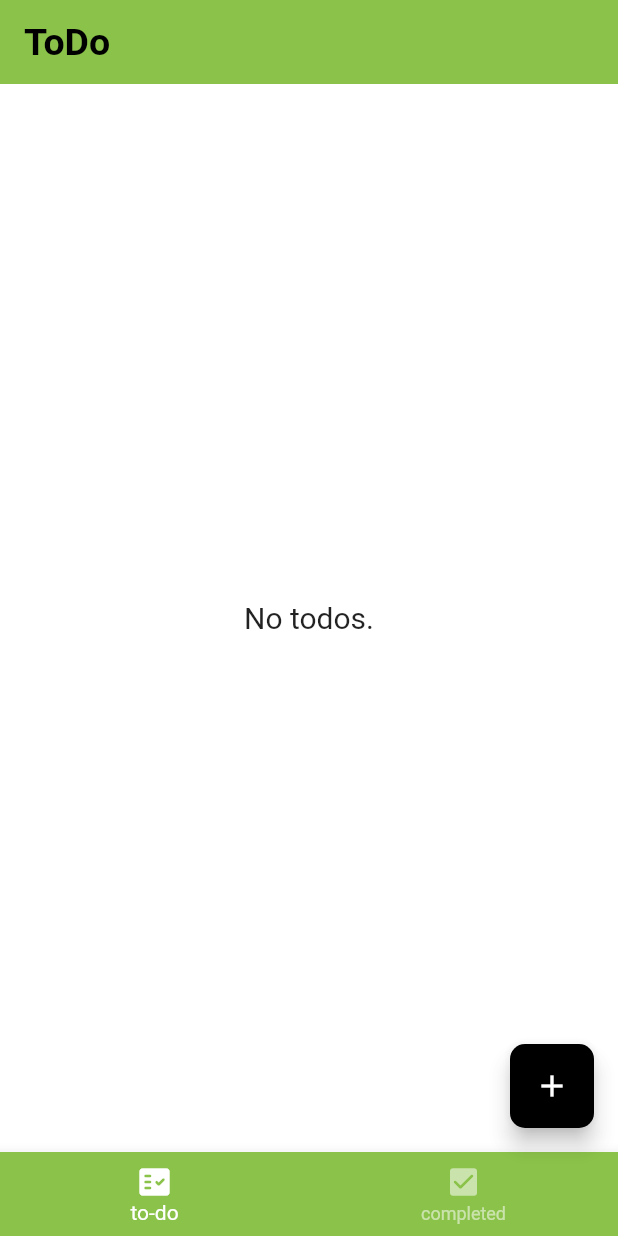
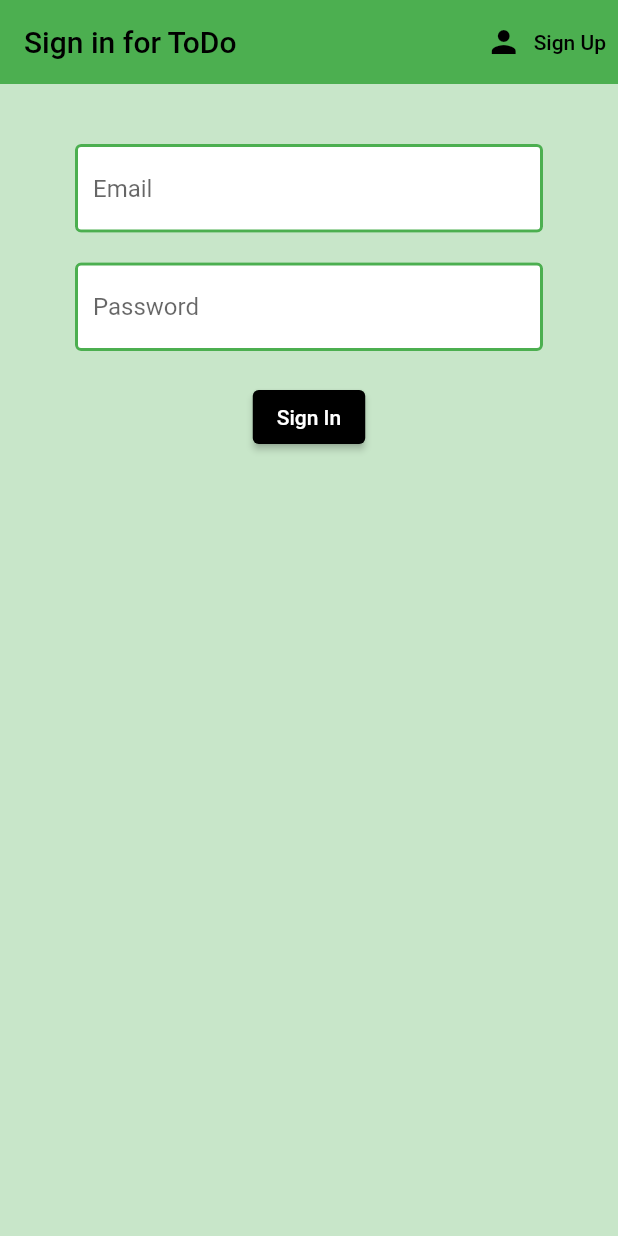
Before and after one commit to mpijuk/ToDo_app, a Flutter app: the screen it shows after launch, on a phone screen of 412 x 824 dp. Run offline on Flutter 3.47's test engine with Material 2 defaults, Android fonts, the phone set to English and light mode, and no system bars; our stand-ins replace cloud_firestore, firebase_auth, firebase_core, flutter_slidable, flutter_spinkit; accounts and stored records are empty.

Commit message:
make authentication with firebase

```diff
--- /dev/null
+++ b/lib/API/Authentication.dart
@@ -0,0 +1,48 @@
+import 'package:firebase_auth/firebase_auth.dart';
+import 'package:todo/Models/CustomUser.dart';
+
+class Authentication {
+
+  final FirebaseAuth _auth = FirebaseAuth.instance;
+
+  CustomUser? _userFromFirebaseUser(User? user) {
+    return user != null ? CustomUser(uid: user.uid) : null ;
+  }
+
+  Future signInWithEmailAndPassword(String email, String password) async {
+    try{
+      UserCredential result = await _auth.signInWithEmailAndPassword(email: email, password: password);
+      User? user = result.user;
+      return _userFromFirebaseUser(user);
+    } catch(e) {
+      print(e.toString());
+      return null;
+    }
+  }
+
+  Future registerWithEmailAndPassword(String email, String password) async {
+    try{
+      UserCredential result = await _auth.createUserWithEmailAndPassword(email: email, password: password);
+      User? user = result.user;
+
+      return _userFromFirebaseUser(user);
+    } catch(e) {
+      print(e.toString());
+      return null;
+    }
+  }
+
+  Future signOut() async {
+    try {
+      return await _auth.signOut();
+    } catch(e){
+      print(e.toString());
+      return null;
+    }
+  }
+
+  Stream<CustomUser?> get user {
+    return _auth.authStateChanges().map((User? user) => _userFromFirebaseUser(user));
+  }
+
+}
--- a/lib/CustomWidgets/CompletedTodoList.dart
+++ b/lib/CustomWidgets/CompletedTodoList.dart
@@ -2,12 +2,14 @@ import 'package:flutter/material.dart';
 import 'package:provider/provider.dart';
 import 'package:todo/Provider/TodoProvider.dart';
 import 'package:todo/CustomWidgets/TodoTask.dart';
+import 'package:todo/Models/CustomUser.dart';
 
 class CompletedTodoList extends StatelessWidget {
   const CompletedTodoList({Key? key}) : super(key: key);
 
   @override
   Widget build(BuildContext context) {
+
     final provider = Provider.of<TodoProvider>(context);
     final allTasks = provider.todosCompleted;
 
--- a/lib/CustomWidgets/TodoList.dart
+++ b/lib/CustomWidgets/TodoList.dart
@@ -2,6 +2,7 @@ import 'package:flutter/material.dart';
 import 'package:provider/provider.dart';
 import 'package:todo/CustomWidgets/TodoTask.dart';
 import 'package:todo/Provider/TodoProvider.dart';
+import 'package:todo/Models/CustomUser.dart';
 
 class TodoList extends StatelessWidget {
   const TodoList({Key? key}) : super(key: key);
--- a/lib/CustomWidgets/TodoTask.dart
+++ b/lib/CustomWidgets/TodoTask.dart
@@ -3,8 +3,8 @@ import 'package:flutter_slidable/flutter_slidable.dart';
 import 'package:todo/Models/Todo.dart';
 import 'package:todo/Provider/TodoProvider.dart';
 import 'package:provider/provider.dart';
-import 'package:todo/Screens/EditTodoScreen.dart';
-import 'package:todo/utils.dart';
+import 'package:todo/Screens/Home/EditTodoScreen.dart';
+import 'package:todo/Shared/Utils.dart';
 
 class TodoTask extends StatelessWidget {
 
@@ -21,7 +21,7 @@ class TodoTask extends StatelessWidget {
     return ClipRRect(
       borderRadius: BorderRadius.circular(10),
       child: Slidable(
-        key: Key(todo.id),
+        key: Key(todo.taskID),
         startActionPane: ActionPane(
           motion: const DrawerMotion(),
           children: [
--- /dev/null
+++ b/lib/Models/CustomUser.dart
@@ -0,0 +1,7 @@
+class CustomUser {
+
+  final String uid;
+
+  CustomUser({required this.uid});
+
+}
--- a/lib/Models/Todo.dart
+++ b/lib/Models/Todo.dart
@@ -1,4 +1,4 @@
-import 'package:todo/utils.dart';
+import 'package:todo/Shared/Utils.dart';
 
 class TodoField {
   static const createdTime = 'createdTime';
@@ -7,7 +7,8 @@ class TodoField {
 class Todo {
   DateTime createdTime;
   String title;
-  String id;
+  String taskID;
+  String userID;
   String description;
   bool isDone;
 
@@ -15,7 +16,8 @@ class Todo {
     required this.createdTime,
     required this.title,
     this.description = '',
-    required this.id,
+    required this.taskID,
+    required this.userID,
     this.isDone = false,
   });
 
@@ -23,7 +25,8 @@ class Todo {
     createdTime: Utils.toDateTime(json['createdTime']),
     title: json['title'],
     description: json['description'],
-    id: json['id'],
+    taskID: json['taskID'],
+    userID: json['userID'],
     isDone: json['isDone'],
   );
 
@@ -31,7 +34,8 @@ class Todo {
     'createdTime': Utils.fromDateTimeToJson(createdTime),
     'title': title,
     'description': description,
-    'id': id,
+    'taskID': taskID,
+    'userID': userID,
     'isDone': isDone,
   };
 
--- a/lib/Provider/TodoProvider.dart
+++ b/lib/Provider/TodoProvider.dart
@@ -1,7 +1,8 @@
-import 'package:firebase_core/firebase_core.dart';
 import 'package:flutter/material.dart';
 import 'package:todo/API/FirebaseApi.dart';
 import 'package:todo/Models/Todo.dart';
+import 'package:todo/Models/CustomUser.dart';
+import 'package:provider/provider.dart';
 
 class TodoProvider extends ChangeNotifier {
   List<Todo> _todos = [];
--- /dev/null
+++ b/lib/Screens/Authenticate/Authenticate.dart
@@ -0,0 +1,27 @@
+import 'package:flutter/material.dart';
+import 'package:todo/Screens/Authenticate/SignIn.dart';
+import 'package:todo/Screens/Authenticate/SignUp.dart';
+
+class Authenticate extends StatefulWidget {
+  const Authenticate({Key? key}) : super(key: key);
+
+  @override
+  State<Authenticate> createState() => _AuthenticateState();
+}
+
+class _AuthenticateState extends State<Authenticate> {
+
+  bool showSignIn = true;
+  void toggleView() {
+    setState(() => showSignIn = !showSignIn);
+  }
+
+  @override
+  Widget build(BuildContext context) {
+    if(showSignIn) {
+      return SignIn(toggleView: toggleView);
+    } else {
+      return SignUp(toggleView: toggleView);
+    }
+  }
+}
--- /dev/null
+++ b/lib/Screens/Authenticate/SignIn.dart
@@ -0,0 +1,101 @@
+import 'package:flutter/material.dart';
+import 'package:todo/API/Authentication.dart';
+import 'package:todo/Shared/Loading.dart';
+import 'package:todo/Shared/Constants.dart';
+
+
+class SignIn extends StatefulWidget {
+
+  final Function toggleView;
+  SignIn({required this.toggleView});
+
+  @override
+  State<SignIn> createState() => _SignInState();
+}
+
+class _SignInState extends State<SignIn> {
+
+  final Authentication _auth = Authentication();
+  final _formKey = GlobalKey<FormState>();
+  bool loading = false;
+
+  String email = '';
+  String password = '';
+  String error = '';
+
+  @override
+  Widget build(BuildContext context) {
+    return loading ? Loading() : Scaffold(
+      backgroundColor: Colors.green[100],
+      appBar: AppBar(
+        backgroundColor: Colors.green,
+        elevation: 0.0,
+        title: const Text('Sign in for ToDo', style: TextStyle(color: Colors.black)),
+        actions: [
+          TextButton.icon(
+            icon: Icon(Icons.person),
+            label: Text('Sign Up'),
+            onPressed: () {
+              widget.toggleView();
+            },
+            style: TextButton.styleFrom(
+              primary: Colors.black,
+            ),
+          ),
+        ],
+      ),
+      body: Container(
+        padding: EdgeInsets.symmetric(vertical: 20, horizontal: 50),
+        child: Form(
+          key: _formKey,
+          child: Column(
+            children: [
+              SizedBox(height: 20),
+              TextFormField(
+                decoration: textInputDecoration.copyWith(hintText: 'Email'),
+                validator: (val) => val!.isEmpty ? 'Enter an email' : null,
+                onChanged: (val) {
+                  setState(() => email = val);
+                },
+              ),
+              SizedBox(height: 20),
+              TextFormField(
+                decoration: textInputDecoration.copyWith(hintText: 'Password'),
+                obscureText: true,
+                validator: (val) => val!.length < 6 ? 'Enter a password 6+ chars long' : null,
+                onChanged: (val) {
+                  setState(() => password = val);
+                },
+              ),
+              SizedBox(height: 20),
+              ElevatedButton(
+                style: ElevatedButton.styleFrom(primary: Colors.black),
+                child: Text(
+                  'Sign In',
+                  style: TextStyle(color: Colors.white),
+                ),
+                onPressed: () async {
+                  if(_formKey.currentState!.validate()) {
+                    setState(() => loading = true);
+                    dynamic result = await _auth.signInWithEmailAndPassword(email, password);
+                    if(result == null) {
+                      setState(() {
+                        error = 'Could not sign in with those credentials';
+                        loading = false;
+                      });
+                    }
+                  }
+                },
+              ),
+              SizedBox(height: 12),
+              Text(
+                  error,
+                  style: TextStyle(color: Colors.red, fontSize: 14.0)
+              ),
+            ],
+          ),
+        ),
+      ),
+    );
+  }
+}
--- /dev/null
+++ b/lib/Screens/Wrapper.dart
@@ -0,0 +1,23 @@
+import 'package:flutter/material.dart';
+import 'package:provider/provider.dart';
+import 'package:todo/Screens/Home/Home.dart';
+import 'package:todo/Screens/Authenticate/Authenticate.dart';
+import 'package:todo/Models/CustomUser.dart';
+
+
+class Wrapper extends StatelessWidget {
+  const Wrapper({Key? key}) : super(key: key);
+
+  @override
+  Widget build(BuildContext context) {
+
+    final user = Provider.of<CustomUser?>(context);
+
+    // return either Home or Authenticate widget
+    if(user == null) {
+      return Authenticate();
+    } else {
+      return HomeScreen();
+    }
+  }
+}
--- /dev/null
+++ b/lib/Shared/Constants.dart
@@ -0,0 +1,12 @@
+import 'package:flutter/material.dart';
+
+const textInputDecoration = InputDecoration(
+  fillColor: Colors.white,
+  filled: true,
+  enabledBorder: OutlineInputBorder(
+    borderSide: BorderSide(color: Colors.green, width: 2.0),
+  ),
+  focusedBorder: OutlineInputBorder(
+    borderSide: BorderSide(color: Colors.pink, width: 2.0),
+  ),
+);
--- a/lib/main.dart
+++ b/lib/main.dart
@@ -1,8 +1,10 @@
 import 'package:flutter/material.dart';
 import 'package:provider/provider.dart';
+import 'package:firebase_core/firebase_core.dart';
+import 'package:todo/Screens/Wrapper.dart';
+import 'API/Authentication.dart';
+import 'Models/CustomUser.dart';
 import 'package:todo/Provider/TodoProvider.dart';
-import 'package:todo/Screens/Home.dart';
-import 'package:firebase_core/firebase_core.dart';
 
 Future main() async {
   WidgetsFlutterBinding.ensureInitialized();
@@ -17,16 +19,19 @@ class MyApp extends StatelessWidget {
 
   @override
   Widget build(BuildContext context) {
-    return ChangeNotifierProvider(
-      create: (context) => TodoProvider(),
+    return MultiProvider(
+      providers: [
+        ChangeNotifierProvider(create: (BuildContext context) => TodoProvider()),
+        StreamProvider<CustomUser?>.value(value: Authentication().user, initialData: null,),
+      ],
       child: MaterialApp(
         title: title,
         theme: ThemeData(
-          primarySwatch: Colors.lightGreen,
-          scaffoldBackgroundColor: Colors.white70,
+          primarySwatch: Colors.green,
+          scaffoldBackgroundColor: Colors.green[100],
         ),
 
-        home: const HomeScreen(),
+        home: const Wrapper(),
       ),
     );
   }
--- a/pubspec.yaml
+++ b/pubspec.yaml
@@ -40,6 +40,8 @@ dependencies:
 
   firebase_core: ^1.17.1
   cloud_firestore: ^3.1.17
+  firebase_auth: ^3.3.19
+  flutter_spinkit: ^5.1.0
 
 dev_dependencies:
   flutter_test:
```
Also changed, not shown: lib/API/FirebaseApi.dart (+4 -4 lines), lib/CustomWidgets/AddTodoDialog.dart (+8 -1 lines), lib/Screens/Authenticate/SignUp.dart (added, +100 -0 lines), lib/Screens/Home/EditTodoScreen.dart (renamed from lib/Screens/EditTodoScreen.dart, +12 -3 lines), lib/Screens/Home/Home.dart (renamed from lib/Screens/Home.dart, +21 -1 lines), lib/Shared/Loading.dart (added, +19 -0 lines), lib/Shared/Utils.dart (renamed from lib/utils.dart), pubspec.lock.
